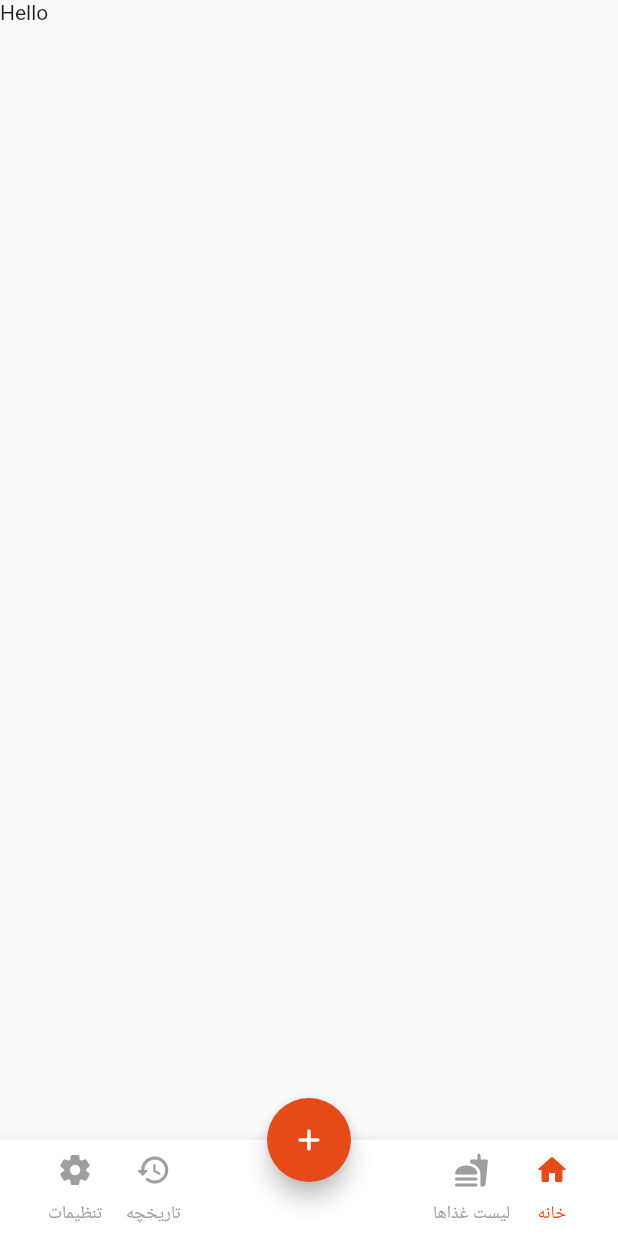
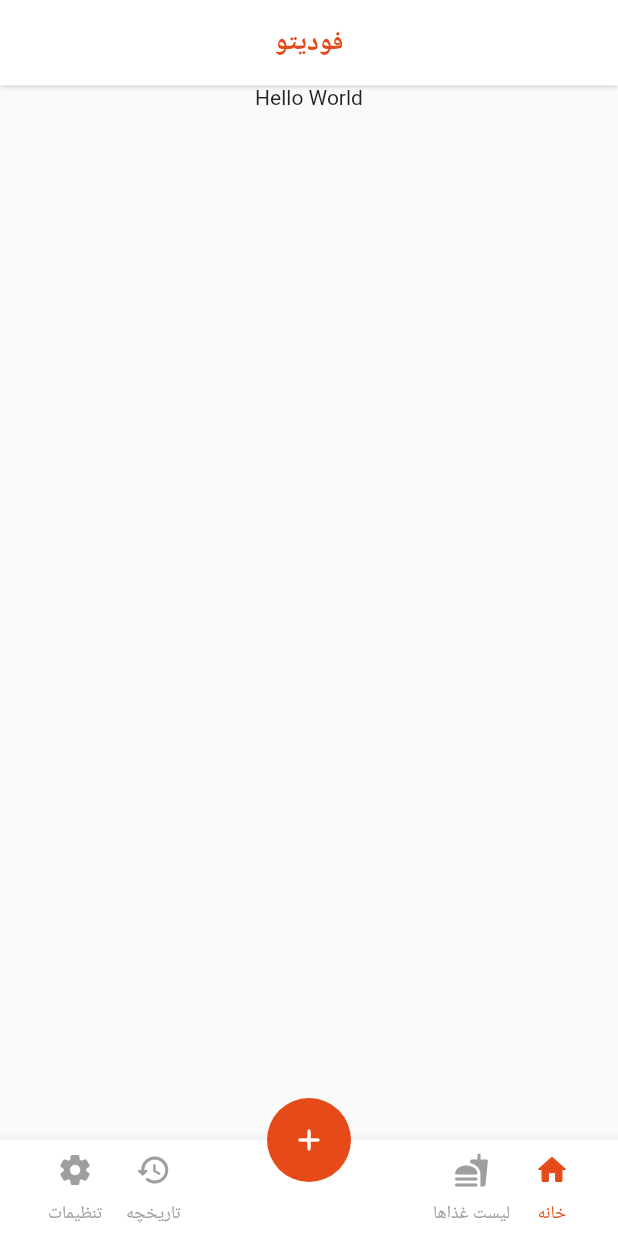
Before and after one commit to moheb2000/foodito, a Flutter app: the screen it shows after launch, on a phone screen of 412 x 824 dp. Run offline on Flutter 3.47's test engine with Material 2 defaults, Android fonts, the phone set to English and light mode, and no system bars; our stand-ins replace get; missing offline and left inert: persian_fonts.

Commit message:
Add main page and more animation

```diff
--- a/lib/src/pages/foods_page.dart
+++ b/lib/src/pages/foods_page.dart
@@ -0,0 +1,12 @@
+import 'package:flutter/material.dart';
+import 'package:foodito/src/pages/main_page.dart';
+
+class FoodsPage extends StatelessWidget {
+  @override
+  Widget build(BuildContext context) {
+    return MainPage(
+      b2: true,
+      child: Text('Hello Foods'),
+    );
+  }
+}
--- a/lib/src/pages/home_page.dart
+++ b/lib/src/pages/home_page.dart
@@ -1,68 +1,12 @@
-import 'dart:math';
+import 'package:flutter/material.dart';
+import 'package:foodito/src/pages/main_page.dart';
 
-import 'package:flutter/material.dart';
-import 'package:foodito/src/widgets/bottom_app_bar.dart';
-
-class HomePage extends StatefulWidget {
-  @override
-  _HomePageState createState() => _HomePageState();
-}
-
-class _HomePageState extends State<HomePage> with TickerProviderStateMixin {
-  late AnimationController _animation;
-
-  @override
-  void initState() {
-    super.initState();
-    _animation = AnimationController(
-      vsync: this,
-      duration: Duration(milliseconds: 250),
-    );
-  }
-
+class HomePage extends StatelessWidget {
   @override
   Widget build(BuildContext context) {
-    return Scaffold(
-      body: Text('Hello'),
-      bottomNavigationBar: buildBottomAppBar(),
-      floatingActionButton: FloatingActionButton(
-        onPressed: () {
-          if (_animation.isDismissed) {
-            _animation.forward();
-          } else if (_animation.isCompleted) {
-            _animation.reverse();
-          }
-        },
-        child: AnimatedBuilder(
-          animation: _animation,
-          builder: (context, child) {
-            return Stack(
-              children: [
-                Opacity(
-                  opacity: _animation.value,
-                  child: Transform(
-                    alignment: Alignment.center,
-                    transform: Matrix4.identity()
-                    ..rotateZ(pi * _animation.value),
-                    child: Icon(Icons.close_rounded),
-                  )
-                ),
-                Opacity(
-                  opacity: 1 - _animation.value,
-                  child: Transform(
-                    alignment: Alignment.center,
-                    transform: Matrix4.identity()
-                      ..rotateZ(pi * _animation.value),
-                    child: Icon(Icons.add_rounded),
-                  )
-                ),
-              ],
-            );
-          },
-        ),
-        backgroundColor: Colors.deepOrange.shade700,
-      ),
-      floatingActionButtonLocation: FloatingActionButtonLocation.centerDocked,
+    return MainPage(
+      b1: true,
+      child: Text('Hello World'),
     );
   }
 }
--- /dev/null
+++ b/lib/src/pages/main_page.dart
@@ -0,0 +1,219 @@
+import 'dart:math';
+
+import 'package:flutter/material.dart';
+import 'package:foodito/src/widgets/bottom_app_bar.dart';
+import 'package:foodito/src/widgets/top_app_bar.dart';
+
+class MainPage extends StatefulWidget {
+  final Widget? child;
+  final bool b1;
+  final bool b2;
+  final bool b3;
+  final bool b4;
+
+  const MainPage({
+    Key? key,
+    this.child,
+    this.b1 = false,
+    this.b2 = false,
+    this.b3 = false,
+    this.b4 = false,
+  }) : super(key: key);
+
+  @override
+  _MainPageState createState() => _MainPageState(
+        child: child,
+        b1: b1,
+        b2: b2,
+        b3: b3,
+        b4: b4,
+      );
+}
+
+class _MainPageState extends State<MainPage> with TickerProviderStateMixin {
+  late AnimationController _animation;
+  late AnimationController _animationCtrlIcons;
+  late Animation<double> _animationIcon;
+  Widget? child;
+  bool b1;
+  bool b2;
+  bool b3;
+  bool b4;
+
+  _MainPageState({
+    this.child,
+    this.b1 = false,
+    this.b2 = false,
+    this.b3 = false,
+    this.b4 = false,
+  });
+
+  @override
+  void initState() {
+    super.initState();
+    _animation = AnimationController(
+      vsync: this,
+      duration: Duration(milliseconds: 250),
+    );
+    _animationCtrlIcons = AnimationController(
+      vsync: this,
+      duration: Duration(milliseconds: 250),
+    );
+    _animationIcon = CurvedAnimation(
+      curve: Curves.easeIn,
+      parent: _animationCtrlIcons,
+    );
+  }
+
+  @override
+  Widget build(BuildContext context) {
+    return Stack(alignment: Alignment.bottomCenter, children: [
+      Scaffold(
+        body: SingleChildScrollView(
+          child: Column(
+            children: [
+              TopAppBar(),
+              child ?? Container(),
+            ],
+          ),
+        ),
+        bottomNavigationBar: buildBottomAppBar(b1: b1, b2: b2, b3: b3, b4: b4),
+        floatingActionButton: SizedBox(
+          height: 56,
+          width: 56,
+          child: FittedBox(
+            child: FloatingActionButton(
+              elevation: 0,
+              onPressed: () {
+                if (_animation.isDismissed) {
+                  _animation.forward();
+                  _animationCtrlIcons.forward();
+                } else if (_animation.isCompleted) {
+                  _animation.reverse();
+                  _animationCtrlIcons.reverse();
+                }
+              },
+              child: AnimatedBuilder(
+                animation: _animation,
+                builder: (context, child) {
+                  return Stack(
+                    children: [
+                      Opacity(
+                          opacity: _animation.value,
+                          child: Transform(
+                            alignment: Alignment.center,
+                            transform: Matrix4.identity()
+                              ..rotateZ(pi * _animation.value),
+                            child: Icon(Icons.close_rounded),
+                          )),
+                      Opacity(
+                          opacity: 1 - _animation.value,
+                          child: Transform(
+                            alignment: Alignment.center,
+                            transform: Matrix4.identity()
+                              ..rotateZ(pi * _animation.value),
+                            child: Icon(Icons.add_rounded),
+                          )),
+                    ],
+                  );
+                },
+              ),
+              backgroundColor: Colors.deepOrange.shade700,
+            ),
+          ),
+        ),
+        floatingActionButtonLocation: FloatingActionButtonLocation.centerDocked,
+      ),
+      AnimatedBuilder(
+        animation: _animationIcon,
+        builder: (context, child) {
+          return Positioned(
+            bottom: 36,
+            child: Visibility(
+              visible: _animationIcon.value != 0,
+              child: Transform.translate(
+                offset: Offset(
+                    64 * _animationIcon.value, -32 * _animationIcon.value),
+                child: Opacity(
+                  opacity: _animationIcon.value,
+                  child: Container(
+                    width: 56,
+                    height: 56,
+                    decoration: BoxDecoration(
+                      shape: BoxShape.circle,
+                      color: Colors.greenAccent.shade700,
+                    ),
+                    child: Icon(
+                      Icons.fastfood_rounded,
+                      color: Colors.white,
+                    ),
+                  ),
+                ),
+              ),
+            ),
+          );
+        },
+      ),
+      AnimatedBuilder(
+        animation: _animationIcon,
+        builder: (context, child) {
+          return Positioned(
+            bottom: 36,
+            child: Visibility(
+              visible: _animationIcon.value != 0,
+              child: Transform.translate(
+                offset: Offset(
+                    -64 * _animationIcon.value, -32 * _animationIcon.value),
+                child: Opacity(
+                  opacity: _animationIcon.value,
+                  child: Container(
+                    width: 56,
+                    height: 56,
+                    decoration: BoxDecoration(
+                      shape: BoxShape.circle,
+                      color: Colors.yellow.shade700,
+                    ),
+                    child: Icon(
+                      Icons.male_rounded,
+                      color: Colors.white,
+                    ),
+                  ),
+                ),
+              ),
+            ),
+          );
+        },
+      ),
+      AnimatedBuilder(
+        animation: _animationIcon,
+        builder: (context, child) {
+          return Positioned(
+            bottom: 36,
+            child: Visibility(
+              visible: _animationIcon.value != 0,
+              child: Transform.translate(
+                offset: Offset(
+                    0, -(sqrt(pow(64, 2) + pow(32, 2))) * _animationIcon.value),
+                child: Opacity(
+                  opacity: _animationIcon.value,
+                  child: Container(
+                    width: 56,
+                    height: 56,
+                    decoration: BoxDecoration(
+                      shape: BoxShape.circle,
+                      color: Colors.blue,
+                    ),
+                    child: Icon(
+                      Icons.water,
+                      color: Colors.white,
+                    ),
+                  ),
+                ),
+              ),
+            ),
+          );
+        },
+      ),
+    ]);
+  }
+}
--- a/lib/src/widgets/bottom_app_bar.dart
+++ b/lib/src/widgets/bottom_app_bar.dart
@@ -1,16 +1,25 @@
 import 'package:flutter/material.dart';
+import 'package:foodito/src/pages/foods_page.dart';
+import 'package:foodito/src/pages/home_page.dart';
+import 'package:get/get.dart';
 
-BottomAppBar buildBottomAppBar() => BottomAppBar(
+BottomAppBar buildBottomAppBar({
+  bool b1 = false,
+  bool b2 = false,
+  bool b3 = false,
+  bool b4 = false,
+}) =>
+    BottomAppBar(
       color: Colors.white,
       child: Container(
         padding: EdgeInsets.symmetric(vertical: 8, horizontal: 24),
         child: Row(
           children: [
-            _iconBottomAppBar(Icons.home_rounded, 'خانه', true),
-            _iconBottomAppBar(Icons.fastfood_rounded, 'لیست غذاها', false),
+            _iconBottomAppBar(Icons.home_rounded, 'خانه', b1),
+            _iconBottomAppBar(Icons.fastfood_rounded, 'لیست غذاها', b2),
             Spacer(),
-            _iconBottomAppBar(Icons.history_rounded, 'تاریخچه', false),
-            _iconBottomAppBar(Icons.settings_rounded, 'تنظیمات', false),
+            _iconBottomAppBar(Icons.history_rounded, 'تاریخچه', b3),
+            _iconBottomAppBar(Icons.settings_rounded, 'تنظیمات', b4),
           ],
         ),
       ),
@@ -18,7 +27,21 @@ BottomAppBar buildBottomAppBar() => BottomAppBar(
 
 Widget _iconBottomAppBar(IconData icon, String title, bool isActive) {
   return GestureDetector(
-    onTap: () {},
+    onTap: () {
+      if (!isActive) {
+        if (title == 'خانه') {
+          Get.off(
+            () => HomePage(),
+            transition: Transition.fadeIn,
+          );
+        } else if (title == 'لیست غذاها') {
+          Get.off(
+            () => FoodsPage(),
+            transition: Transition.fadeIn,
+          );
+        }
+      }
+    },
     child: Padding(
       padding: const EdgeInsets.symmetric(vertical: 0, horizontal: 8),
       child: Column(
--- /dev/null
+++ b/lib/src/widgets/top_app_bar.dart
@@ -0,0 +1,29 @@
+import 'package:flutter/material.dart';
+
+class TopAppBar extends StatelessWidget {
+  @override
+  Widget build(BuildContext context) {
+    var safeTopPadding = MediaQuery.of(context).padding.top;
+    return Container(
+      padding: EdgeInsets.only(
+        top: (safeTopPadding + 16),
+        bottom: 16,
+        left: 24,
+        right: 24,
+      ),
+      alignment: Alignment.center,
+      decoration: BoxDecoration(
+        color: Colors.white,
+        boxShadow: [BoxShadow(color: Colors.grey.shade400, blurRadius: 2)],
+      ),
+      child: Text(
+        'فودیتو',
+        style: TextStyle(
+          fontWeight: FontWeight.bold,
+          fontSize: 18,
+          color: Colors.deepOrange.shade700,
+        ),
+      ),
+    );
+  }
+}
```
